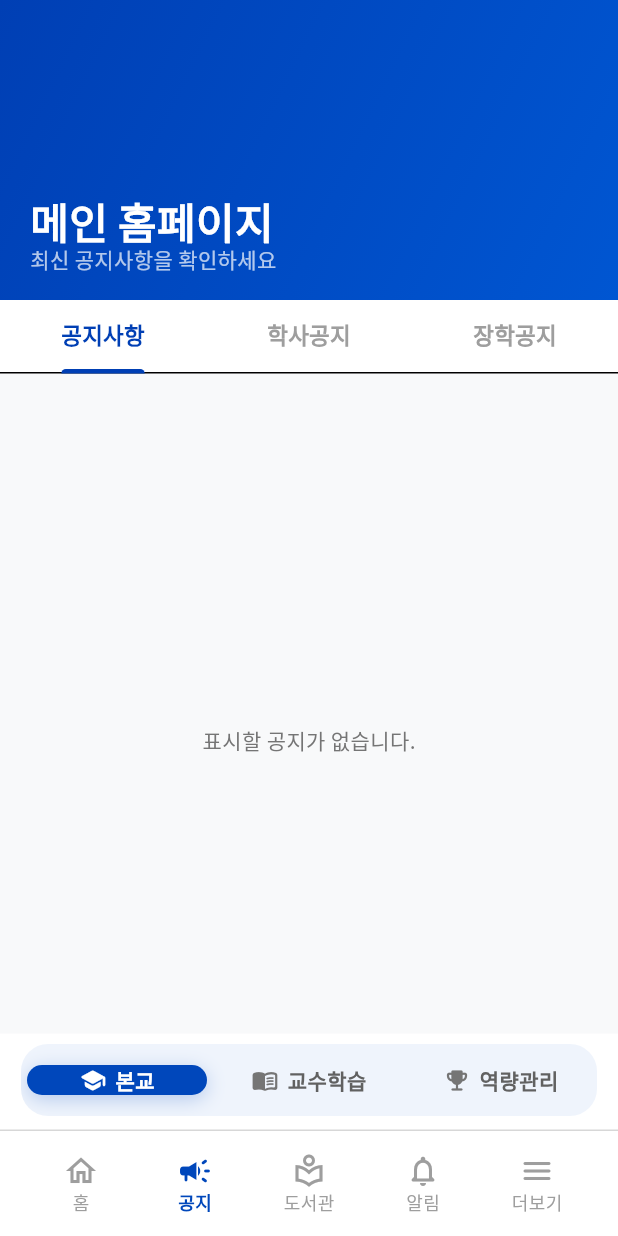
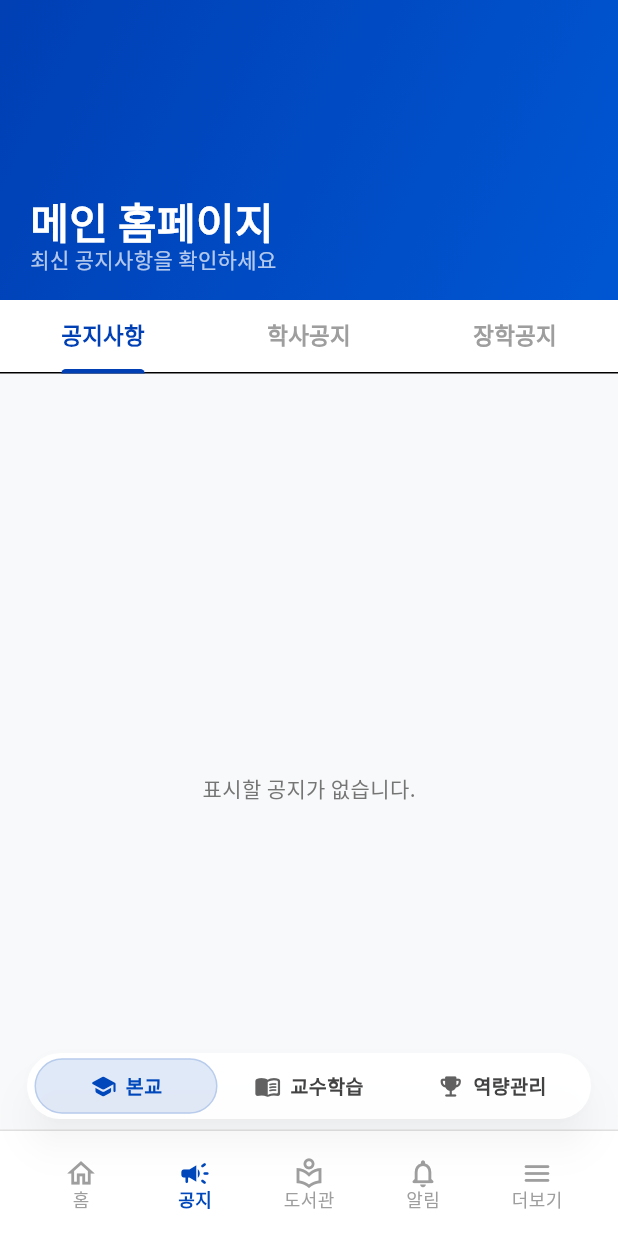
Before and after one commit to LeeTaeHyon/MJC_in_one, a Flutter app: the screen it shows after launch, item 2 of the bottom bar chosen, on a phone screen of 412 x 824 dp. Run offline on Flutter 3.47's test engine with Material 3 defaults, Android fonts, the phone set to English and light mode, and no system bars; our stand-ins replace app_links, cloud_firestore, firebase_auth, firebase_core, firebase_messaging, flutter_animate and 8 more; missing offline and left inert: cp949_codec, dart:html; accounts and stored records are empty; generated files the repository leaves out were written again; network calls fail.

Commit message:
screen fade effect

```diff
--- /dev/null
+++ b/app/lib/debug/agent_logger.dart
@@ -0,0 +1,42 @@
+import "package:flutter/foundation.dart";
+
+import "agent_logger_impl.dart";
+
+/// Small debug logger for this session (works on mobile + web).
+///
+/// Writes NDJSON-like payloads to a local file on IO platforms, and sends HTTP
+/// POST requests to the local ingest server on web.
+class AgentLogger {
+  static const String _sessionId = "300508";
+  static const String _endpoint =
+      "http://127.0.0.1:7711/ingest/29d80b18-384f-47b8-bfd6-4a209adf91a1";
+
+  static Future<void> log({
+    required String hypothesisId,
+    required String location,
+    required String message,
+    Map<String, Object?>? data,
+    String runId = "pre-fix",
+  }) async {
+    // Avoid spamming logs in release builds.
+    if (kReleaseMode) return;
+    final payload = <String, Object?>{
+      "sessionId": _sessionId,
+      "runId": runId,
+      "hypothesisId": hypothesisId,
+      "location": location,
+      "message": message,
+      "data": data ?? const <String, Object?>{},
+      "timestamp": DateTime.now().millisecondsSinceEpoch,
+    };
+    try {
+      await agentLoggerSend(
+        endpoint: _endpoint,
+        sessionId: _sessionId,
+        payload: payload,
+      );
+    } catch (_) {
+      // Intentionally swallow to keep UI stable.
+    }
+  }
+}
--- /dev/null
+++ b/app/lib/debug/agent_logger_impl.dart
@@ -0,0 +1,2 @@
+export "agent_logger_impl_io.dart"
+    if (dart.library.html) "agent_logger_impl_web.dart";
--- /dev/null
+++ b/app/lib/debug/agent_logger_impl_io.dart
@@ -0,0 +1,12 @@
+import "dart:convert";
+import "dart:io";
+
+Future<void> agentLoggerSend({
+  required String endpoint,
+  required String sessionId,
+  required Map<String, Object?> payload,
+}) async {
+  // Non-web: append a single NDJSON line to the session log file.
+  final File f = File("debug-300508.log");
+  await f.writeAsString("${jsonEncode(payload)}\n", mode: FileMode.append);
+}
--- /dev/null
+++ b/app/lib/debug/agent_logger_impl_web.dart
@@ -0,0 +1,29 @@
+// ignore_for_file: avoid_web_libraries_in_flutter
+
+import "dart:convert";
+import "dart:html" as html;
+
+Future<void> agentLoggerSend({
+  required String endpoint,
+  required String sessionId,
+  required Map<String, Object?> payload,
+}) async {
+  final String body = jsonEncode(payload);
+
+  // Prefer sendBeacon to avoid CORS/preflight issues in Flutter Web.
+  final bool ok = html.window.navigator.sendBeacon(
+    endpoint,
+    html.Blob(<Object>[body], "application/json"),
+  );
+  if (ok) return;
+
+  // Fallback: plain POST without custom headers.
+  await html.HttpRequest.request(
+    endpoint,
+    method: "POST",
+    sendData: body,
+    requestHeaders: <String, String>{
+      "Content-Type": "application/json",
+    },
+  );
+}
--- a/app/lib/screens/home_dashboard_screen.dart
+++ b/app/lib/screens/home_dashboard_screen.dart
@@ -15,6 +15,7 @@ import "package:mio_notice/services/notice_manager.dart";
 import "package:mio_notice/theme/app_colors.dart";
 import "package:mio_notice/widgets/scroll_to_top_scope.dart";
 import "package:mio_notice/widgets/shuttle_status_card.dart";
+import "package:mio_notice/debug/agent_logger.dart";
 import "package:shared_preferences/shared_preferences.dart";
 import "package:url_launcher/url_launcher.dart";
 
@@ -171,8 +172,22 @@ class _HomeDashboardScreenState extends State<HomeDashboardScreen> {
 
   @override
   Widget build(BuildContext context) {
+    // #region agent log
+    AgentLogger.log(
+      hypothesisId: "B",
+      location: "home_dashboard_screen.dart:build",
+      message: "HomeDashboardScreen build",
+      data: <String, Object?>{
+        "hasScrollClients": _scrollController.hasClients,
+      },
+    );
+    // #endregion
     final double topPad = MediaQuery.paddingOf(context).top;
-    return RefreshIndicator(
+    // Home tab must always be visually opaque during transitions, otherwise
+    // AnimatedSwitcher fade can reveal the previous tab underneath.
+    return ColoredBox(
+      color: AppColors.scaffoldMuted,
+      child: RefreshIndicator(
         onRefresh: _handleRefresh,
         color: AppColors.primary,
         child: CustomScrollView(
@@ -198,6 +213,7 @@ class _HomeDashboardScreenState extends State<HomeDashboardScreen> {
               ),
             ),
           ],
+        ),
       ),
     );
   }
--- a/app/lib/screens/main_navigation_screen.dart
+++ b/app/lib/screens/main_navigation_screen.dart
@@ -11,6 +11,7 @@ import "package:mio_notice/screens/notification_history_screen.dart";
 import "package:mio_notice/screens/notices_tab_screen.dart";
 import "package:mio_notice/services/auth_service.dart";
 import "package:mio_notice/services/user_data_repository.dart";
+import "package:mio_notice/debug/agent_logger.dart";
 import "package:mio_notice/widgets/scroll_to_top_fab.dart";
 import "package:mio_notice/widgets/scroll_to_top_scope.dart";
 import "package:mio_notice/theme/app_colors.dart";
@@ -24,9 +25,13 @@ class MainNavigationScreen extends StatefulWidget {
 
 class _MainNavigationScreenState extends State<MainNavigationScreen> {
   static const double _bottomNavHeight = 70;
-  static const double _noticeSubNavHeight = 64;
+  static const double _noticeSubNavHeight = 44;
+  static const double _noticeSubNavBottomGap = 8;
+  static const double _noticeSubNavFabGap = 16;
 
   int _index = 0;
+  bool _noticeSubNavVisible = true;
+  Timer? _noticeSubNavRevealTimer;
   final List<int> _tabHistory = <int>[];
   final ValueNotifier<NoticesSubTab> _noticeSubTab =
       ValueNotifier<NoticesSubTab>(NoticesSubTab.main);
@@ -76,9 +81,40 @@ class _MainNavigationScreenState extends State<MainNavigationScreen> {
 
   @override
   void dispose() {
+    _noticeSubNavRevealTimer?.cancel();
     _authHydrateSubscription?.cancel();
     _noticeSubTab.dispose();
     super.dispose();
+  }
+
+  void _hideNoticeSubNavDuringScroll() {
+    _noticeSubNavRevealTimer?.cancel();
+    if (_noticeSubNavVisible) {
+      setState(() => _noticeSubNavVisible = false);
+    }
+  }
+
+  void _scheduleNoticeSubNavReveal() {
+    _noticeSubNavRevealTimer?.cancel();
+    _noticeSubNavRevealTimer = Timer(const Duration(milliseconds: 320), () {
+      if (!mounted || _index != MainNavTabIndex.notices) return;
+      if (!_noticeSubNavVisible) {
+        setState(() => _noticeSubNavVisible = true);
+      }
+    });
+  }
+
+  bool _handleMainScrollNotification(ScrollNotification notification) {
+    if (_index != MainNavTabIndex.notices) return false;
+    if (notification is ScrollStartNotification ||
+        notification is ScrollUpdateNotification ||
+        notification is OverscrollNotification) {
+      _hideNoticeSubNavDuringScroll();
+      _scheduleNoticeSubNavReveal();
+    } else if (notification is ScrollEndNotification) {
+      _scheduleNoticeSubNavReveal();
+    }
+    return false;
   }
 
   void _onMenuItemClick(int index, {NoticesSubTab? noticesSubTab}) {
@@ -86,6 +122,21 @@ class _MainNavigationScreenState extends State<MainNavigationScreen> {
       _noticeSubTab.value = noticesSubTab;
     }
     final bool tabChanged = index != _index;
+    // #region agent log
+    AgentLogger.log(
+      hypothesisId: "A",
+      location: "main_navigation_screen.dart:_onMenuItemClick",
+      message: "Main tab navigate requested",
+      data: <String, Object?>{
+        "fromIndex": _index,
+        "toIndex": index,
+        "tabChanged": tabChanged,
+        "noticeSubTab": _noticeSubTab.value.name,
+        "noticeSubNavVisible_before": _noticeSubNavVisible,
+        "historyLen_before": _tabHistory.length,
+      },
+    );
+    // #endregion
     setState(() {
       if (tabChanged) {
         if (index == 0) {
@@ -94,6 +145,7 @@ class _MainNavigationScreenState extends State<MainNavigationScreen> {
           _tabHistory.add(_index);
         }
         _index = index;
+        _noticeSubNavVisible = index == MainNavTabIndex.notices;
       }
     });
     if (tabChanged) {
@@ -122,6 +174,18 @@ class _MainNavigationScreenState extends State<MainNavigationScreen> {
 
   @override
   Widget build(BuildContext context) {
+    // #region agent log
+    AgentLogger.log(
+      hypothesisId: "A",
+      location: "main_navigation_screen.dart:build",
+      message: "MainNavigationScreen build",
+      data: <String, Object?>{
+        "index": _index,
+        "noticeSubNavVisible": _noticeSubNavVisible,
+        "tabHistoryLen": _tabHistory.length,
+      },
+    );
+    // #endregion
     return PopScope(
       canPop: false,
       onPopInvokedWithResult: _onSystemPopInvoked,
@@ -136,12 +200,27 @@ class _MainNavigationScreenState extends State<MainNavigationScreen> {
                 Positioned.fill(
                   child: ColoredBox(
                     color: AppColors.scaffoldMuted,
+                    child: NotificationListener<ScrollNotification>(
+                      onNotification: _handleMainScrollNotification,
                       child: AnimatedSwitcher(
                         duration: const Duration(milliseconds: 220),
                         switchInCurve: Curves.easeOutCubic,
                         switchOutCurve: Curves.easeInCubic,
                         layoutBuilder: (Widget? currentChild,
                             List<Widget> previousChildren) {
+                          // #region agent log
+                          AgentLogger.log(
+                            hypothesisId: "A",
+                            location:
+                                "main_navigation_screen.dart:AnimatedSwitcher.layoutBuilder",
+                            message: "AnimatedSwitcher layout",
+                            data: <String, Object?>{
+                              "currentChildNull": currentChild == null,
+                              "previousChildrenCount": previousChildren.length,
+                              "index": _index,
+                            },
+                          );
+                          // #endregion
                           return Stack(
                             fit: StackFit.expand,
                             children: <Widget>[
@@ -155,23 +234,13 @@ class _MainNavigationScreenState extends State<MainNavigationScreen> {
                             parent: animation,
                             curve: Curves.easeOutCubic,
                           );
-                        // 나가는 화면은 슬라이드하지 않고 페이드만 해서,
-                        // 전환 중 왼쪽에 "빈 흰 영역"이 드러나지 않게 합니다.
-                        if (animation.status == AnimationStatus.reverse) {
+                          // 기본 페이드 인/아웃만 사용 (슬라이드 제거).
                           return FadeTransition(opacity: fade, child: child);
-                        }
-                        final Animation<Offset> slide = Tween<Offset>(
-                          begin: const Offset(0.04, 0),
-                          end: Offset.zero,
-                        ).animate(fade);
-                        return SlideTransition(
-                          position: slide,
-                          child: FadeTransition(opacity: fade, child: child),
-                        );
                         },
                         child: KeyedSubtree(
                           key: ValueKey<int>(_index),
                           child: _buildMainTab(_index),
+                        ),
                       ),
                     ),
                   ),
@@ -181,11 +250,45 @@ class _MainNavigationScreenState extends State<MainNavigationScreen> {
             bottomNavigationBar: _buildBottomAppBar(),
           ),
           Positioned(
+            left: 18,
+            right: 18,
+            bottom: MediaQuery.paddingOf(context).bottom +
+                _bottomNavHeight +
+                _noticeSubNavBottomGap,
+            child: IgnorePointer(
+              ignoring:
+                  _index != MainNavTabIndex.notices || !_noticeSubNavVisible,
+              child: AnimatedSlide(
+                offset:
+                    _index == MainNavTabIndex.notices && _noticeSubNavVisible
+                        ? Offset.zero
+                        : const Offset(0, 0.55),
+                duration: const Duration(milliseconds: 240),
+                curve: Curves.easeOutCubic,
+                child: AnimatedOpacity(
+                  opacity:
+                      _index == MainNavTabIndex.notices && _noticeSubNavVisible
+                          ? 1
+                          : 0,
+                  duration: const Duration(milliseconds: 180),
+                  curve: Curves.easeOutCubic,
+                  child: _buildNoticeSubNav(),
+                ),
+              ),
+            ),
+          ),
+          AnimatedPositioned(
+            duration: const Duration(milliseconds: 220),
+            curve: Curves.easeOutCubic,
             right: 14,
             bottom: MediaQuery.paddingOf(context).bottom +
                 _bottomNavHeight +
                 10 +
-                (_index == MainNavTabIndex.notices ? _noticeSubNavHeight : 0),
+                (_index == MainNavTabIndex.notices && _noticeSubNavVisible
+                    ? _noticeSubNavBottomGap +
+                        _noticeSubNavHeight +
+                        _noticeSubNavFabGap
+                    : 0),
             child: const ScrollToTopFab(),
           ),
         ],
@@ -194,17 +297,13 @@ class _MainNavigationScreenState extends State<MainNavigationScreen> {
   }
 
   Widget _buildBottomAppBar() {
-    return Column(
+    return ColoredBox(
+      color: Colors.white,
+      child: SafeArea(
+        top: false,
+        child: Column(
           mainAxisSize: MainAxisSize.min,
           children: [
-        AnimatedSwitcher(
-          duration: const Duration(milliseconds: 180),
-          switchInCurve: Curves.easeOutCubic,
-          switchOutCurve: Curves.easeInCubic,
-          child: _index == MainNavTabIndex.notices
-              ? _buildNoticeSubNav()
-              : const SizedBox.shrink(),
-        ),
             const Divider(
               height: 1,
               thickness: 1,
@@ -270,50 +369,57 @@ class _MainNavigationScreenState extends State<MainNavigationScreen> {
               ),
             ),
           ],
+        ),
+      ),
     );
   }
 
   Widget _buildNoticeSubNav() {
-    return SizedBox(
+    return Align(
       key: const ValueKey<String>("notice_sub_nav"),
+      alignment: Alignment.center,
+      child: ConstrainedBox(
+        constraints: const BoxConstraints(maxWidth: 430),
+        child: SizedBox(
           height: _noticeSubNavHeight,
-      child: ColoredBox(
-        color: Colors.white,
-        child: Padding(
-          padding: const EdgeInsets.fromLTRB(14, 7, 14, 9),
           child: ValueListenableBuilder<NoticesSubTab>(
             valueListenable: _noticeSubTab,
             builder: (context, current, _) {
               return Material(
-                color: const Color(0xFFEFF4FC),
-                borderRadius: BorderRadius.circular(18),
+                color: Colors.white.withValues(alpha: 0.96),
+                elevation: 10,
+                shadowColor: Colors.black.withValues(alpha: 0.20),
+                borderRadius: BorderRadius.circular(28),
                 clipBehavior: Clip.antiAlias,
+                child: Padding(
+                  padding: const EdgeInsets.symmetric(
+                    horizontal: 5,
+                    vertical: 3,
+                  ),
                   child: Row(
                     children: NoticesSubTab.values.map((tab) {
                       final bool selected = tab == current;
                       return Expanded(
                         child: InkWell(
                           onTap: () => _noticeSubTab.value = tab,
-                        borderRadius: BorderRadius.circular(16),
+                          borderRadius: BorderRadius.circular(28),
                           child: AnimatedContainer(
-                          duration: const Duration(milliseconds: 160),
+                            duration: const Duration(milliseconds: 170),
                             curve: Curves.easeOutCubic,
-                          margin: const EdgeInsets.all(4),
-                          padding: const EdgeInsets.symmetric(horizontal: 10),
+                            padding: const EdgeInsets.symmetric(
+                              horizontal: 10,
+                              vertical: 8,
+                            ),
                             decoration: BoxDecoration(
                               color: selected
-                                ? AppColors.primary
+                                  ? AppColors.primary.withValues(alpha: 0.12)
                                   : Colors.transparent,
-                            borderRadius: BorderRadius.circular(15),
-                            boxShadow: selected
-                                ? [
-                                    BoxShadow(
+                              borderRadius: BorderRadius.circular(28),
+                              border: selected
+                                  ? Border.all(
                                       color: AppColors.primary
-                                          .withValues(alpha: 0.24),
-                                      blurRadius: 10,
-                                      offset: const Offset(0, 3),
-                                    ),
-                                  ]
+                                          .withValues(alpha: 0.18),
+                                    )
                                   : null,
                             ),
                             child: Row(
@@ -323,8 +429,8 @@ class _MainNavigationScreenState extends State<MainNavigationScreen> {
                                   tab.icon,
                                   size: 18,
                                   color: selected
-                                    ? Colors.white
-                                    : Colors.grey.shade600,
+                                      ? AppColors.primary
+                                      : Colors.grey.shade700,
                                 ),
                                 const SizedBox(width: 6),
                                 Flexible(
@@ -334,12 +440,12 @@ class _MainNavigationScreenState extends State<MainNavigationScreen> {
                                     overflow: TextOverflow.ellipsis,
                                     style: TextStyle(
                                       color: selected
-                                        ? Colors.white
-                                        : Colors.grey.shade700,
-                                    fontSize: 14,
+                                          ? AppColors.primary
+                                          : Colors.grey.shade800,
+                                      fontSize: 13,
                                       fontWeight: selected
                                           ? FontWeight.w800
-                                        : FontWeight.w600,
+                                          : FontWeight.w700,
                                     ),
                                   ),
                                 ),
@@ -350,6 +456,7 @@ class _MainNavigationScreenState extends State<MainNavigationScreen> {
                       );
                     }).toList(),
                   ),
+                ),
               );
             },
           ),
@@ -358,10 +465,9 @@ class _MainNavigationScreenState extends State<MainNavigationScreen> {
     );
   }
 
-  /// 탭 영역 가로의 약 80%만 터치로 인식(양옆 여백).
-  static const double _navTabHitWidthFactor = 0.8;
+  /// 탭 영역 대부분을 터치/리플로 인식하되, 탭 사이에는 약간의 숨 쉴 공간을 둡니다.
+  static const double _navTabHitWidthFactor = 0.92;
 
-  /// [radius]로 스플래시 반경을 제한해 노치 밖으로 퍼지는 느낌을 줄임.
   Widget _buildNavTab(
     int index,
     IconData icon,
@@ -376,12 +482,38 @@ class _MainNavigationScreenState extends State<MainNavigationScreen> {
         heightFactor: 1,
         child: Material(
           color: Colors.transparent,
+          borderRadius: BorderRadius.circular(16),
+          clipBehavior: Clip.antiAlias,
           child: InkWell(
             onTap: () => _onMenuItemClick(index),
-            radius: 26,
+            borderRadius: BorderRadius.circular(16),
             splashColor: AppColors.primary.withValues(alpha: 0.14),
             highlightColor: AppColors.primary.withValues(alpha: 0.06),
-            child: Center(
+            child: SizedBox.expand(
+              child: _buildNavTabContent(
+                isSelected,
+                icon,
+                selectedIcon,
+                label,
+                badgeCount,
+              ),
+            ),
+          ),
+        ),
+      ),
+    );
+  }
+
+  Widget _buildNavTabContent(
+    bool isSelected,
+    IconData icon,
+    IconData selectedIcon,
+    String label,
+    int badgeCount,
+  ) {
+    return Center(
+      child: Padding(
+        padding: const EdgeInsets.symmetric(vertical: 4),
         child: Column(
           mainAxisSize: MainAxisSize.min,
           mainAxisAlignment: MainAxisAlignment.center,
@@ -390,8 +522,12 @@ class _MainNavigationScreenState extends State<MainNavigationScreen> {
               clipBehavior: Clip.none,
               children: [
                 isSelected
-                          ? BouncyIcon(selectedIcon, color: AppColors.primary)
-                          : Icon(icon, color: Colors.grey),
+                    ? BouncyIcon(
+                        selectedIcon,
+                        color: AppColors.primary,
+                        size: 22,
+                      )
+                    : Icon(icon, color: Colors.grey, size: 22),
                 if (badgeCount > 0)
                   Positioned(
                     right: -7,
@@ -417,17 +553,16 @@ class _MainNavigationScreenState extends State<MainNavigationScreen> {
                   ),
               ],
             ),
-                  Text(label,
+            Text(
+              label,
               style: TextStyle(
                 fontSize: 12,
+                height: 1.05,
                 color: isSelected ? AppColors.primary : Colors.grey,
-                          fontWeight: isSelected
-                              ? FontWeight.bold
-                              : FontWeight.normal)),
-                ],
+                fontWeight: isSelected ? FontWeight.bold : FontWeight.normal,
               ),
             ),
-          ),
+          ],
         ),
       ),
     );
```
Lines whose indentation alone changed are shown as unchanged.
